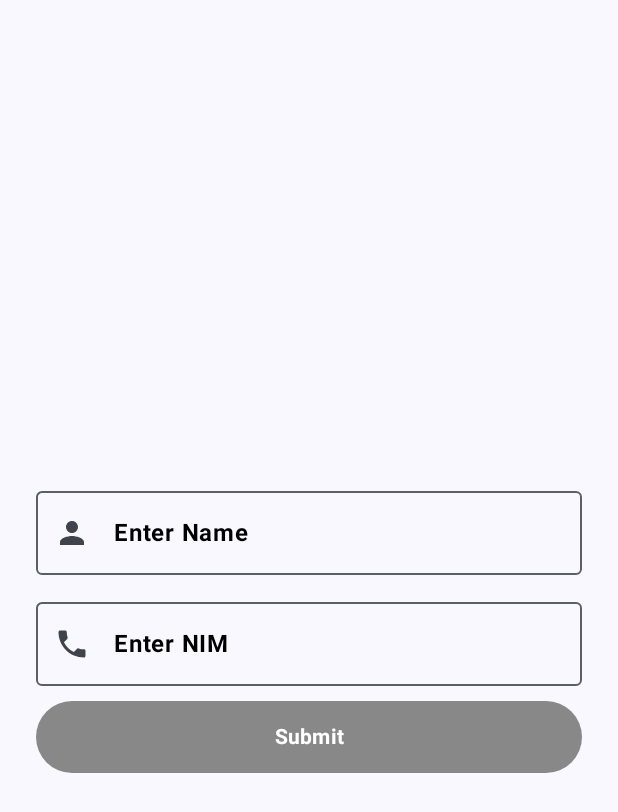
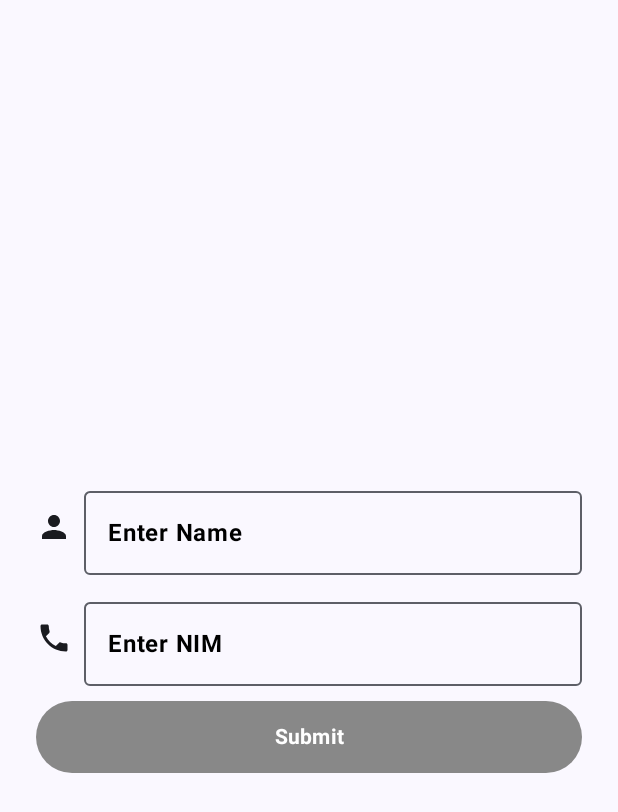
Before and after one commit to DianPandus/PapbPrak, an Android app built with Jetpack Compose: the screen it shows after launch (MainActivity), on a phone screen of 412 x 824 dp. Shown: the top 812 px of the screen. Run offline under Robolectric (Android 15) with nearby library versions, the phone set to English and light mode, and no system bars.

Commit message:
icon di samping textfield

```diff
--- a/app/src/main/java/com/yanz/projectpapb/MainActivity.kt
+++ b/app/src/main/java/com/yanz/projectpapb/MainActivity.kt
@@ -8,6 +8,9 @@ import androidx.compose.foundation.background
 import androidx.compose.foundation.layout.*
 import androidx.compose.foundation.shape.RoundedCornerShape
 import androidx.compose.foundation.text.KeyboardOptions
+import androidx.compose.material.icons.Icons
+import androidx.compose.material.icons.filled.Person
+import androidx.compose.material.icons.filled.Phone
 import androidx.compose.material3.*
 import androidx.compose.runtime.*
 import androidx.compose.ui.Alignment
@@ -20,10 +23,6 @@ import androidx.compose.ui.unit.dp
 import androidx.compose.ui.text.font.FontWeight
 import androidx.compose.ui.tooling.preview.Preview
 import com.yanz.projectpapb.ui.theme.ProjectPapbTheme
-import androidx.compose.material.icons.Icons
-import androidx.compose.material.icons.filled.Person // Import this icon
-import androidx.compose.material.icons.filled.Phone
-import androidx.compose.ui.draw.shadow
 
 class MainActivity : ComponentActivity() {
     override fun onCreate(savedInstanceState: Bundle?) {
@@ -70,7 +69,9 @@ fun MyScreen() {
                         color = Color.White,
                         fontWeight = FontWeight.Bold,
                         textAlign = TextAlign.Center,
-                        modifier = Modifier.fillMaxWidth().background(Color.Gray)
+                        modifier = Modifier
+                            .fillMaxWidth()
+                            .background(Color.Gray)
                     )
                     Text(
                         text = text2,
@@ -78,7 +79,9 @@ fun MyScreen() {
                         color = Color.White,
                         fontWeight = FontWeight.Bold,
                         textAlign = TextAlign.Center,
-                        modifier = Modifier.fillMaxWidth().background(Color.Gray)
+                        modifier = Modifier
+                            .fillMaxWidth()
+                            .background(Color.Gray)
                     )
                 }
             }
@@ -86,36 +89,54 @@ fun MyScreen() {
 
         Spacer(modifier = Modifier.height(10.dp))
 
-        // TextField with Icon
+        // TextField with Icon outside TextField
+        Row(
+            verticalAlignment = Alignment.CenterVertically,
+            modifier = Modifier.fillMaxWidth()
+        ) {
+            Icon(
+                Icons.Filled.Person,
+                contentDescription = "User Icon",
+                modifier = Modifier.padding(end = 8.dp)
+            )
             OutlinedTextField(
                 value = inputText,
                 onValueChange = { inputText = it },
                 label = { Text("Enter Name", color = Color.Black, fontWeight = FontWeight.Bold) },
                 modifier = Modifier
-                .fillMaxWidth(),
+                    .weight(1f), // Use weight to take remaining space
                 textStyle = LocalTextStyle.current.copy(color = Color.Black),
                 keyboardOptions = KeyboardOptions.Default.copy(imeAction = ImeAction.Done),
                 singleLine = true,
-            leadingIcon = { Icon(Icons.Filled.Person, contentDescription = "User Icon") }, // Added icon
             )
+        }
 
         Spacer(modifier = Modifier.height(10.dp))
 
-        // TextField Number
+        // TextField Number with Icon outside TextField
+        Row(
+            verticalAlignment = Alignment.CenterVertically,
+            modifier = Modifier.fillMaxWidth()
+        ) {
+            Icon(
+                Icons.Filled.Phone,
+                contentDescription = "Number Icon",
+                modifier = Modifier.padding(end = 8.dp)
+            )
             OutlinedTextField(
                 value = inputText2,
                 onValueChange = { inputText2 = it },
-            label = { Text("Enter NIM", color = Color.Black,fontWeight = FontWeight.Bold) },
+                label = { Text("Enter NIM", color = Color.Black, fontWeight = FontWeight.Bold) },
                 modifier = Modifier
-                .fillMaxWidth(),
+                    .weight(1f),
                 textStyle = LocalTextStyle.current.copy(color = Color.Black),
                 keyboardOptions = KeyboardOptions(
                     keyboardType = KeyboardType.Number,
                     imeAction = ImeAction.Done
                 ),
                 singleLine = true,
-            leadingIcon = { Icon(Icons.Filled.Phone, contentDescription = "Number Icon") }, // Added icon
             )
+        }
 
         Spacer(modifier = Modifier.height(10.dp))
 
@@ -135,14 +156,7 @@ fun MyScreen() {
             ),
         ) {
             Text("Submit", textAlign = TextAlign.Center, fontWeight = FontWeight.Bold)
+
         }
     }
     }
-
-@Preview(showBackground = true)
-@Composable
-fun DefaultPreview() {
-    ProjectPapbTheme {
-        MyScreen()
-    }
-}
```
Lines whose indentation alone changed are shown as unchanged.
